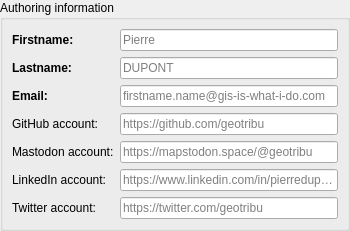
Old version of the form qtribu/gui/wdg_authoring.ui in the repository geotribu/qtribu.
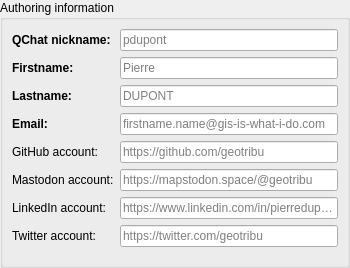
New version of the form. Custom widgets are drawn as their Qt base class.

Commit message: move nickname to authoring widget

Patch:
```diff
--- a/qtribu/gui/wdg_authoring.ui
+++ b/qtribu/gui/wdg_authoring.ui
@@ -7,7 +7,7 @@
     <x>0</x>
     <y>0</y>
     <width>350</width>
-    <height>225</height>
+    <height>268</height>
    </rect>
   </property>
   <property name="windowTitle">
@@ -41,7 +41,7 @@
       <string notr="true"/>
      </property>
      <layout class="QFormLayout" name="formLayout">
-      <item row="0" column="0">
+      <item row="1" column="0">
        <widget class="QLabel" name="lbl_firstname">
         <property name="font">
          <font>
@@ -54,7 +54,7 @@
         </property>
        </widget>
       </item>
-      <item row="0" column="1">
+      <item row="1" column="1">
        <widget class="QLineEdit" name="lne_firstname">
         <property name="placeholderText">
          <string notr="true">Pierre</string>
@@ -64,7 +64,7 @@
         </property>
        </widget>
       </item>
-      <item row="1" column="0">
+      <item row="2" column="0">
        <widget class="QLabel" name="lbl_lastname">
         <property name="font">
          <font>
@@ -77,7 +77,7 @@
         </property>
        </widget>
       </item>
-      <item row="1" column="1">
+      <item row="2" column="1">
        <widget class="QLineEdit" name="lne_lastname">
         <property name="inputMethodHints">
          <set>Qt::ImhUppercaseOnly</set>
@@ -90,7 +90,7 @@
         </property>
        </widget>
       </item>
-      <item row="2" column="0">
+      <item row="3" column="0">
        <widget class="QLabel" name="lbl_email">
         <property name="font">
          <font>
@@ -103,7 +103,7 @@
         </property>
        </widget>
       </item>
-      <item row="2" column="1">
+      <item row="3" column="1">
        <widget class="QLineEdit" name="lne_email">
         <property name="inputMethodHints">
          <set>Qt::ImhEmailCharactersOnly</set>
@@ -116,7 +116,7 @@
         </property>
        </widget>
       </item>
-      <item row="3" column="0">
+      <item row="4" column="0">
        <widget class="QLabel" name="lbl_github_account">
         <property name="toolTip">
          <string>Used to credit the commit author.</string>
@@ -126,7 +126,7 @@
         </property>
        </widget>
       </item>
-      <item row="3" column="1">
+      <item row="4" column="1">
        <widget class="QLineEdit" name="lne_github_account">
         <property name="inputMethodHints">
          <set>Qt::ImhUrlCharactersOnly</set>
@@ -139,7 +139,7 @@
         </property>
        </widget>
       </item>
-      <item row="5" column="0">
+      <item row="6" column="0">
        <widget class="QLabel" name="lbl_linked_account">
         <property name="toolTip">
          <string>Used during broadcasting to credit author.</string>
@@ -149,7 +149,7 @@
         </property>
        </widget>
       </item>
-      <item row="5" column="1">
+      <item row="6" column="1">
        <widget class="QLineEdit" name="lne_linkedin_account">
         <property name="placeholderText">
          <string notr="true">https://www.linkedin.com/in/pierredupont/</string>
@@ -159,7 +159,7 @@
         </property>
        </widget>
       </item>
-      <item row="6" column="0">
+      <item row="7" column="0">
        <widget class="QLabel" name="lbl_twitter_account">
         <property name="toolTip">
          <string>Used during broadcasting to credit author.</string>
@@ -169,7 +169,7 @@
         </property>
        </widget>
       </item>
-      <item row="6" column="1">
+      <item row="7" column="1">
        <widget class="QLineEdit" name="lne_twitter_account">
         <property name="placeholderText">
          <string notr="true">https://twitter.com/geotribu</string>
@@ -179,14 +179,14 @@
         </property>
        </widget>
       </item>
-      <item row="4" column="0">
+      <item row="5" column="0">
        <widget class="QLabel" name="lbl_mastodon_account">
         <property name="text">
          <string>Mastodon account:</string>
         </property>
        </widget>
       </item>
-      <item row="4" column="1">
+      <item row="5" column="1">
        <widget class="QLineEdit" name="lne_mastodon_account">
         <property name="inputMethodHints">
          <set>Qt::ImhUrlCharactersOnly</set>
@@ -199,6 +199,26 @@
         </property>
        </widget>
       </item>
+      <item row="0" column="0">
+       <widget class="QLabel" name="lbl_qchat_nickname">
+        <property name="font">
+         <font>
+          <weight>75</weight>
+          <bold>true</bold>
+         </font>
+        </property>
+        <property name="text">
+         <string>QChat nickname:</string>
+        </property>
+       </widget>
+      </item>
+      <item row="0" column="1">
+       <widget class="QLineEdit" name="lne_qchat_nickname">
+        <property name="placeholderText">
+         <string>pdupont</string>
+        </property>
+       </widget>
+      </item>
      </layout>
     </widget>
    </item>
```
The commit also changes 4 other files.
